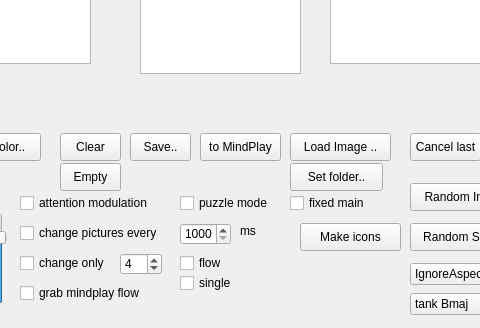
Before: the Qt Designer form paintform.ui in androxim/minddrawplay, drawn with Qt 5; both pictures show x 500 to 980 and y 427 to 755 of the 1077 by 755 pixel window.
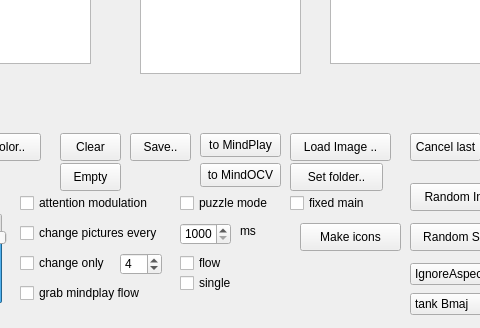
After: the same form once the commit is applied. Custom widgets are drawn as their Qt base class.

```diff
--- a/paintform.ui
+++ b/paintform.ui
@@ -889,7 +889,7 @@
      <x>700</x>
      <y>560</y>
      <width>81</width>
-     <height>28</height>
+     <height>24</height>
     </rect>
    </property>
    <property name="text">
@@ -1032,6 +1032,19 @@
     <string>Empty</string>
    </property>
   </widget>
+  <widget class="QPushButton" name="pushButton_12">
+   <property name="geometry">
+    <rect>
+     <x>700</x>
+     <y>590</y>
+     <width>81</width>
+     <height>24</height>
+    </rect>
+   </property>
+   <property name="text">
+    <string>to MindOCV</string>
+   </property>
+  </widget>
   <zorder>pushButton_5</zorder>
   <zorder>pushButton_8</zorder>
   <zorder>graphicsView</zorder>
```
Left out of the diff: 1 changed line with no effect on the pictures.
